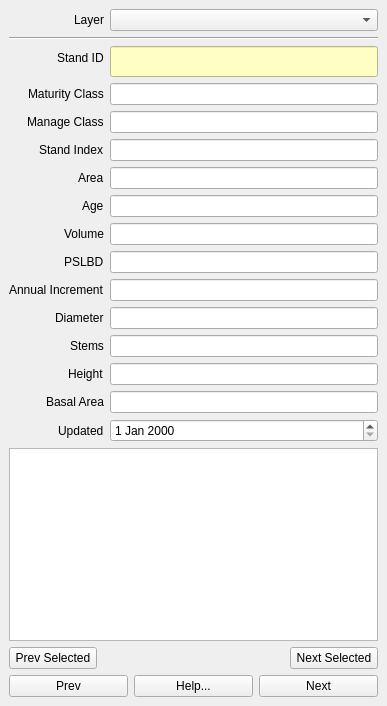
Before: the Qt Designer form stand_browser_dockwidget_base.ui in homann/stand-browser, drawn with Qt 5.
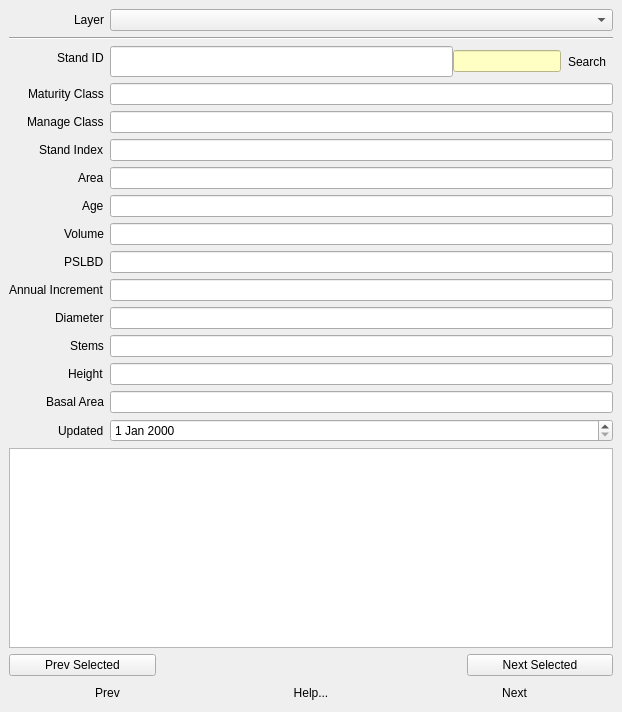
After: the same form once the commit is applied.

Commit message: Updated GUI with icon and changed search function

```diff
--- a/stand_browser_dockwidget_base.ui
+++ b/stand_browser_dockwidget_base.ui
@@ -6,8 +6,8 @@
    <rect>
     <x>0</x>
     <y>0</y>
-    <width>387</width>
-    <height>706</height>
+    <width>622</width>
+    <height>712</height>
    </rect>
   </property>
   <property name="windowTitle">
@@ -15,6 +15,114 @@
   </property>
   <widget class="QWidget" name="dockWidgetContents">
    <layout class="QGridLayout" name="gridLayout">
+    <item row="4" column="0">
+     <widget class="QPushButton" name="pbPrevSelected">
+      <property name="toolTip">
+       <string>Go to previous of the selected stands</string>
+      </property>
+      <property name="text">
+       <string>Prev Selected</string>
+      </property>
+     </widget>
+    </item>
+    <item row="5" column="0" colspan="4">
+     <layout class="QGridLayout" name="glActive">
+      <property name="sizeConstraint">
+       <enum>QLayout::SetMaximumSize</enum>
+      </property>
+      <item row="4" column="2">
+       <widget class="QToolButton" name="tbNext">
+        <property name="sizePolicy">
+         <sizepolicy hsizetype="Preferred" vsizetype="Fixed">
+          <horstretch>0</horstretch>
+          <verstretch>0</verstretch>
+         </sizepolicy>
+        </property>
+        <property name="toolTip">
+         <string>Go to next stand</string>
+        </property>
+        <property name="autoFillBackground">
+         <bool>true</bool>
+        </property>
+        <property name="text">
+         <string>Next</string>
+        </property>
+        <property name="iconSize">
+         <size>
+          <width>16</width>
+          <height>16</height>
+         </size>
+        </property>
+        <property name="autoRaise">
+         <bool>true</bool>
+        </property>
+       </widget>
+      </item>
+      <item row="4" column="1">
+       <widget class="QToolButton" name="tbHelp">
+        <property name="sizePolicy">
+         <sizepolicy hsizetype="Preferred" vsizetype="Fixed">
+          <horstretch>0</horstretch>
+          <verstretch>0</verstretch>
+         </sizepolicy>
+        </property>
+        <property name="toolTip">
+         <string>Open help in browser</string>
+        </property>
+        <property name="styleSheet">
+         <string notr="true"/>
+        </property>
+        <property name="text">
+         <string>Help...</string>
+        </property>
+        <property name="iconSize">
+         <size>
+          <width>16</width>
+          <height>16</height>
+         </size>
+        </property>
+        <property name="autoRaise">
+         <bool>true</bool>
+        </property>
+       </widget>
+      </item>
+      <item row="4" column="0">
+       <widget class="QToolButton" name="tbPrev">
+        <property name="sizePolicy">
+         <sizepolicy hsizetype="Preferred" vsizetype="Fixed">
+          <horstretch>0</horstretch>
+          <verstretch>0</verstretch>
+         </sizepolicy>
+        </property>
+        <property name="toolTip">
+         <string>Go to previous stand</string>
+        </property>
+        <property name="text">
+         <string>Prev</string>
+        </property>
+        <property name="iconSize">
+         <size>
+          <width>16</width>
+          <height>16</height>
+         </size>
+        </property>
+        <property name="autoRaise">
+         <bool>true</bool>
+        </property>
+       </widget>
+      </item>
+     </layout>
+    </item>
+    <item row="3" column="0" colspan="4">
+     <widget class="QPlainTextEdit" name="teComment">
+      <property name="toolTip">
+       <string>Optional comment</string>
+      </property>
+      <property name="readOnly">
+       <bool>true</bool>
+      </property>
+     </widget>
+    </item>
     <item row="4" column="3">
      <widget class="QPushButton" name="pbNextSelected">
       <property name="toolTip">
@@ -33,14 +141,101 @@
       <property name="labelAlignment">
        <set>Qt::AlignRight|Qt::AlignTrailing|Qt::AlignVCenter</set>
       </property>
-      <item row="4" column="0">
+      <item row="1" column="0">
+       <widget class="QLabel" name="lblLayer">
+        <property name="text">
+         <string>Layer</string>
+        </property>
+       </widget>
+      </item>
+      <item row="1" column="1">
+       <widget class="QComboBox" name="cbLayer">
+        <property name="toolTip">
+         <string>Select active layer</string>
+        </property>
+       </widget>
+      </item>
+      <item row="2" column="0" colspan="2">
+       <widget class="Line" name="line">
+        <property name="orientation">
+         <enum>Qt::Horizontal</enum>
+        </property>
+       </widget>
+      </item>
+      <item row="3" column="0">
+       <widget class="QLabel" name="lblActive">
+        <property name="text">
+         <string>Stand ID</string>
+        </property>
+       </widget>
+      </item>
+      <item row="3" column="1">
+       <layout class="QHBoxLayout" name="horizontalLayout">
+        <property name="spacing">
+         <number>0</number>
+        </property>
+        <item>
+         <widget class="QLineEdit" name="leActive">
+          <property name="font">
+           <font>
+            <pointsize>14</pointsize>
+            <weight>75</weight>
+            <bold>true</bold>
+           </font>
+          </property>
+          <property name="toolTip">
+           <string>Stand identification</string>
+          </property>
+          <property name="readOnly">
+           <bool>true</bool>
+          </property>
+         </widget>
+        </item>
+        <item>
+         <widget class="QLineEdit" name="leSearch">
+          <property name="sizePolicy">
+           <sizepolicy hsizetype="Preferred" vsizetype="Fixed">
+            <horstretch>0</horstretch>
+            <verstretch>0</verstretch>
+           </sizepolicy>
+          </property>
+          <property name="minimumSize">
+           <size>
+            <width>30</width>
+            <height>0</height>
+           </size>
+          </property>
+          <property name="toolTip">
+           <string>Search for stand</string>
+          </property>
+          <property name="styleSheet">
+           <string notr="true">QLineEdit{ background: rgb(255, 255, 195);  }</string>
+          </property>
+         </widget>
+        </item>
+        <item>
+         <widget class="QToolButton" name="tbSearch">
+          <property name="toolTip">
+           <string>Search for stand</string>
+          </property>
+          <property name="text">
+           <string>Search</string>
+          </property>
+          <property name="autoRaise">
+           <bool>true</bool>
+          </property>
+         </widget>
+        </item>
+       </layout>
+      </item>
+      <item row="5" column="0">
        <widget class="QLabel" name="lblMaturity">
         <property name="text">
          <string>Maturity Class</string>
         </property>
        </widget>
       </item>
-      <item row="4" column="1">
+      <item row="5" column="1">
        <widget class="QLineEdit" name="leMaturity">
         <property name="toolTip">
          <string>E.g. K2, R2</string>
@@ -50,14 +245,14 @@
         </property>
        </widget>
       </item>
-      <item row="5" column="0">
+      <item row="6" column="0">
        <widget class="QLabel" name="lblManage">
         <property name="text">
          <string>Manage Class</string>
         </property>
        </widget>
       </item>
-      <item row="5" column="1">
+      <item row="6" column="1">
        <widget class="QLineEdit" name="leManage">
         <property name="toolTip">
          <string>E.g. NO, NS, PG</string>
@@ -67,14 +262,14 @@
         </property>
        </widget>
       </item>
-      <item row="6" column="0">
+      <item row="7" column="0">
        <widget class="QLabel" name="lblSi">
         <property name="text">
          <string>Stand Index</string>
         </property>
        </widget>
       </item>
-      <item row="6" column="1">
+      <item row="7" column="1">
        <widget class="QLineEdit" name="leSi">
         <property name="toolTip">
          <string>Specie and site index, e.g G28</string>
@@ -84,14 +279,14 @@
         </property>
        </widget>
       </item>
-      <item row="7" column="0">
+      <item row="8" column="0">
        <widget class="QLabel" name="lblArea">
         <property name="text">
          <string>Area</string>
         </property>
        </widget>
       </item>
-      <item row="7" column="1">
+      <item row="8" column="1">
        <widget class="QLineEdit" name="leArea">
         <property name="toolTip">
          <string>Productive area [ha]</string>
@@ -101,14 +296,14 @@
         </property>
        </widget>
       </item>
-      <item row="8" column="0">
+      <item row="9" column="0">
        <widget class="QLabel" name="lblAge">
         <property name="text">
          <string>Age</string>
         </property>
        </widget>
       </item>
-      <item row="8" column="1">
+      <item row="9" column="1">
        <widget class="QLineEdit" name="leAge">
         <property name="toolTip">
          <string>Mean tree total age (basal area weighted) [year]</string>
@@ -118,14 +313,14 @@
         </property>
        </widget>
       </item>
-      <item row="9" column="0">
+      <item row="10" column="0">
        <widget class="QLabel" name="lblVolume">
         <property name="text">
          <string>Volume</string>
         </property>
        </widget>
       </item>
-      <item row="9" column="1">
+      <item row="10" column="1">
        <widget class="QLineEdit" name="leVolume">
         <property name="toolTip">
          <string>Standing volume [m3sk/ha]</string>
@@ -135,14 +330,14 @@
         </property>
        </widget>
       </item>
-      <item row="10" column="0">
+      <item row="11" column="0">
        <widget class="QLabel" name="lblSpecies">
         <property name="text">
          <string>PSLBD</string>
         </property>
        </widget>
       </item>
-      <item row="10" column="1">
+      <item row="11" column="1">
        <widget class="QLineEdit" name="leSpecies">
         <property name="toolTip">
          <string>Tenths of each species, e.g. 08200 or X0000</string>
@@ -152,7 +347,7 @@
         </property>
        </widget>
       </item>
-      <item row="11" column="0">
+      <item row="12" column="0">
        <widget class="QLabel" name="lblCAI">
         <property name="text">
          <string>Annual Increment</string>
@@ -162,7 +357,7 @@
         </property>
        </widget>
       </item>
-      <item row="11" column="1">
+      <item row="12" column="1">
        <widget class="QLineEdit" name="leCAI">
         <property name="toolTip">
          <string>Annual volume increment [m3sk/ha]</string>
@@ -175,14 +370,14 @@
         </property>
        </widget>
       </item>
-      <item row="12" column="0">
+      <item row="13" column="0">
        <widget class="QLabel" name="lblDGV">
         <property name="text">
          <string>Diameter</string>
         </property>
        </widget>
       </item>
-      <item row="12" column="1">
+      <item row="13" column="1">
        <widget class="QLineEdit" name="leDGV">
         <property name="toolTip">
          <string>Mean diameter (basal area weighted)[cm]</string>
@@ -192,14 +387,14 @@
         </property>
        </widget>
       </item>
-      <item row="13" column="0">
+      <item row="14" column="0">
        <widget class="QLabel" name="lblN">
         <property name="text">
          <string>Stems</string>
         </property>
        </widget>
       </item>
-      <item row="13" column="1">
+      <item row="14" column="1">
        <widget class="QLineEdit" name="leN">
         <property name="toolTip">
          <string>Stem density [1/ha]</string>
@@ -209,14 +404,14 @@
         </property>
        </widget>
       </item>
-      <item row="14" column="0">
+      <item row="15" column="0">
        <widget class="QLabel" name="lblH">
         <property name="text">
          <string>Height</string>
         </property>
        </widget>
       </item>
-      <item row="14" column="1">
+      <item row="15" column="1">
        <widget class="QLineEdit" name="leH">
         <property name="toolTip">
          <string>Mean height (basal area weighted) [m] </string>
@@ -227,6 +422,23 @@
        </widget>
       </item>
       <item row="16" column="0">
+       <widget class="QLabel" name="lblG">
+        <property name="text">
+         <string>Basal Area</string>
+        </property>
+       </widget>
+      </item>
+      <item row="16" column="1">
+       <widget class="QLineEdit" name="leG">
+        <property name="toolTip">
+         <string>Basal area [m2/ha]</string>
+        </property>
+        <property name="readOnly">
+         <bool>true</bool>
+        </property>
+       </widget>
+      </item>
+      <item row="17" column="0">
        <widget class="QLabel" name="lblUpdated">
         <property name="enabled">
          <bool>true</bool>
@@ -236,134 +448,15 @@
         </property>
        </widget>
       </item>
-      <item row="16" column="1">
+      <item row="17" column="1">
        <widget class="QDateEdit" name="deUpdated">
         <property name="toolTip">
          <string>Date last updated</string>
         </property>
        </widget>
       </item>
-      <item row="15" column="1">
-       <widget class="QLineEdit" name="leG">
-        <property name="toolTip">
-         <string>Basal area [m2/ha]</string>
-        </property>
-        <property name="readOnly">
-         <bool>true</bool>
-        </property>
-       </widget>
-      </item>
-      <item row="15" column="0">
-       <widget class="QLabel" name="lblG">
-        <property name="text">
-         <string>Basal Area</string>
-        </property>
-       </widget>
-      </item>
-      <item row="1" column="0">
-       <widget class="QLabel" name="lblLayer">
-        <property name="text">
-         <string>Layer</string>
-        </property>
-       </widget>
-      </item>
-      <item row="1" column="1">
-       <widget class="QComboBox" name="cbLayer">
-        <property name="toolTip">
-         <string>Select active layer</string>
-        </property>
-       </widget>
-      </item>
-      <item row="2" column="0" colspan="2">
-       <widget class="Line" name="line">
-        <property name="orientation">
-         <enum>Qt::Horizontal</enum>
-        </property>
-       </widget>
-      </item>
-      <item row="3" column="1">
-       <widget class="QLineEdit" name="leActive">
-        <property name="font">
-         <font>
-          <pointsize>14</pointsize>
-          <weight>75</weight>
-          <bold>true</bold>
-         </font>
-        </property>
-        <property name="toolTip">
-         <string>Stand identification</string>
-        </property>
-        <property name="styleSheet">
-         <string notr="true">QLineEdit{ background: rgb(255, 255, 195);  }</string>
-        </property>
-       </widget>
-      </item>
-      <item row="3" column="0">
-       <widget class="QLabel" name="lblActive">
-        <property name="text">
-         <string>Stand ID</string>
-        </property>
-       </widget>
-      </item>
      </layout>
     </item>
-    <item row="3" column="0" colspan="4">
-     <widget class="QPlainTextEdit" name="teComment">
-      <property name="toolTip">
-       <string>Optional comment</string>
-      </property>
-      <property name="readOnly">
-       <bool>true</bool>
-      </property>
-     </widget>
-    </item>
-    <item row="5" column="0" colspan="4">
-     <layout class="QGridLayout" name="glActive">
-      <property name="sizeConstraint">
-       <enum>QLayout::SetMaximumSize</enum>
-      </property>
-      <item row="4" column="0">
-       <widget class="QPushButton" name="pbPrev">
-        <property name="toolTip">
-         <string>Go to previous stand</string>
-        </property>
-        <property name="text">
-         <string>Prev</string>
-        </property>
-       </widget>
-      </item>
-      <item row="4" column="2">
-       <widget class="QPushButton" name="pbNext">
-        <property name="toolTip">
-         <string>Go to next stand</string>
-        </property>
-        <property name="text">
-         <string>Next</string>
-        </property>
-       </widget>
-      </item>
-      <item row="4" column="1">
-       <widget class="QPushButton" name="pbHelp">
-        <property name="toolTip">
-         <string>Open help in browser</string>
-        </property>
-        <property name="text">
-         <string>Help...</string>
-        </property>
-       </widget>
-      </item>
-     </layout>
-    </item>
-    <item row="4" column="0">
-     <widget class="QPushButton" name="pbPrevSelected">
-      <property name="toolTip">
-       <string>Go to previous of the selected stands</string>
-      </property>
-      <property name="text">
-       <string>Prev Selected</string>
-      </property>
-     </widget>
-    </item>
    </layout>
   </widget>
  </widget>
```
The commit also changes 6 other files.
